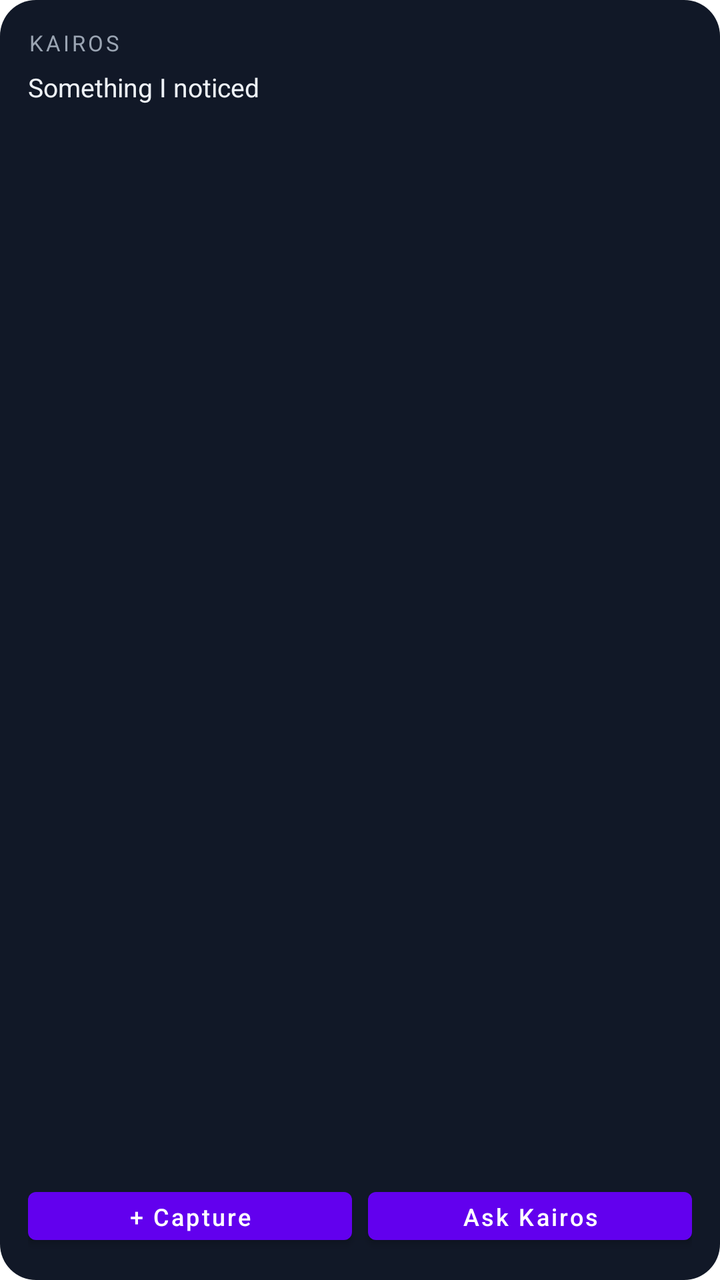
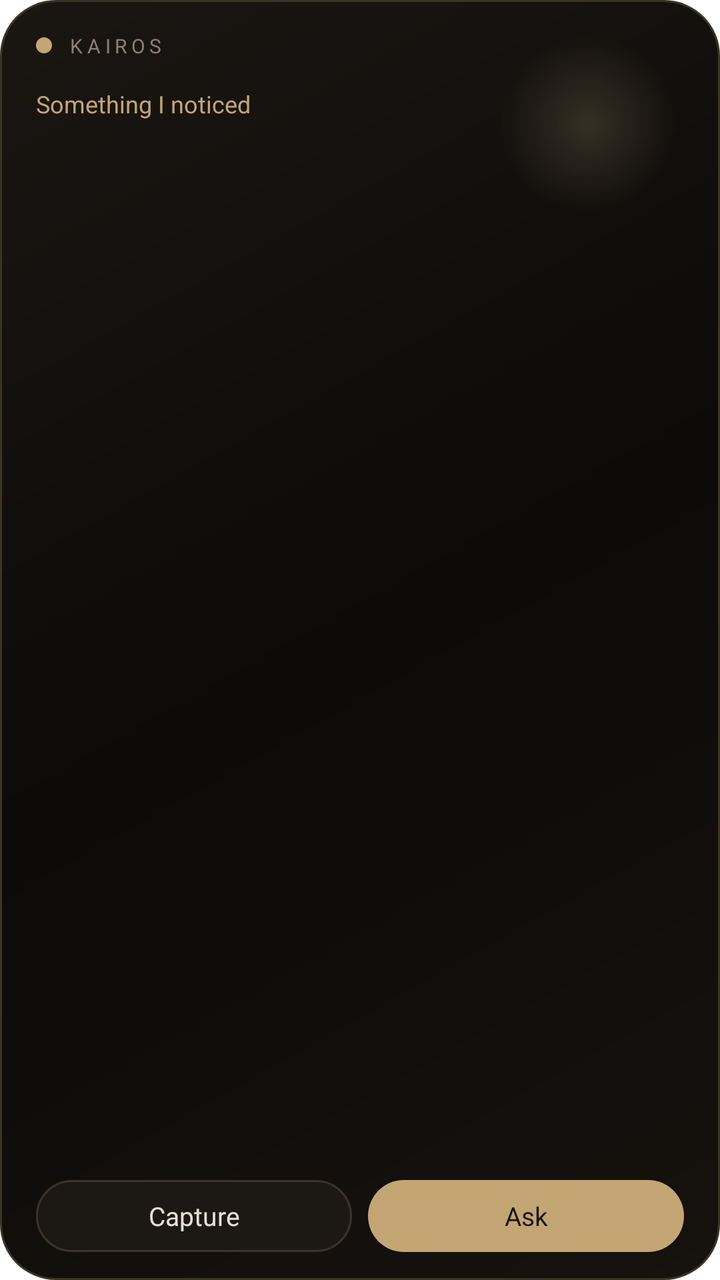

Before-and-after screenshots of an Android layout around one commit, followed by the original layout XML and the change that was made.
<!-- AndroidManifest.xml: fallback theme Theme.MaterialComponents.DayNight.NoActionBar -->
<!-- res/layout/kairos_widget.xml -->
<?xml version="1.0" encoding="utf-8"?>
<LinearLayout xmlns:android="http://schemas.android.com/apk/res/android"
  android:id="@+id/kairos_widget_root"
  android:layout_width="match_parent"
  android:layout_height="match_parent"
  android:orientation="vertical"
  android:padding="14dp"
  android:background="@drawable/kairos_widget_bg">

  <TextView
    android:layout_width="wrap_content"
    android:layout_height="wrap_content"
    android:text="KAIROS"
    android:textColor="#9AA4B2"
    android:textSize="11sp"
    android:letterSpacing="0.12" />

  <TextView
    android:layout_width="wrap_content"
    android:layout_height="wrap_content"
    android:layout_marginTop="6dp"
    android:text="Something I noticed"
    android:textColor="#EEF2F7"
    android:textSize="13sp" />

  <TextView
    android:id="@+id/kairos_widget_insight"
    android:layout_width="match_parent"
    android:layout_height="0dp"
    android:layout_weight="1"
    android:layout_marginTop="6dp"
    android:textColor="#F8FAFC"
    android:textSize="14sp"
    android:maxLines="3"
    android:ellipsize="end" />

  <LinearLayout
    android:layout_width="match_parent"
    android:layout_height="wrap_content"
    android:orientation="horizontal"
    android:layout_marginTop="8dp">

    <Button
      android:id="@+id/kairos_widget_capture"
      android:layout_width="0dp"
      android:layout_height="36dp"
      android:layout_weight="1"
      android:text="+ Capture"
      android:textAllCaps="false"
      android:textSize="12sp" />

    <Button
      android:id="@+id/kairos_widget_ask"
      android:layout_width="0dp"
      android:layout_height="36dp"
      android:layout_weight="1"
      android:layout_marginStart="8dp"
      android:text="Ask Kairos"
      android:textAllCaps="false"
      android:textSize="12sp" />
  </LinearLayout>
</LinearLayout>
<!-- resources referenced by this layout -->
<resources>
  <!-- drawable kairos_widget_bg (drawable) -->
  <?xml version="1.0" encoding="utf-8"?>
  <shape xmlns:android="http://schemas.android.com/apk/res/android" android:shape="rectangle">
    <solid android:color="#111827" />
    <corners android:radius="18dp" />
  </shape>
</resources>

<!-- the commit's change to res/layout/kairos_widget.xml (unified diff, before → after) -->
@@ -4,59 +4,85 @@
   android:layout_width="match_parent"
   android:layout_height="match_parent"
   android:orientation="vertical"
-  android:padding="14dp"
+  android:paddingStart="18dp"
+  android:paddingEnd="18dp"
+  android:paddingTop="16dp"
+  android:paddingBottom="14dp"
   android:background="@drawable/kairos_widget_bg">
+
+  <LinearLayout
+    android:layout_width="match_parent"
+    android:layout_height="wrap_content"
+    android:gravity="center_vertical"
+    android:orientation="horizontal">
+
+    <ImageView
+      android:layout_width="8dp"
+      android:layout_height="8dp"
+      android:contentDescription="@null"
+      android:src="@drawable/kairos_widget_mark" />
+
+    <TextView
+      android:layout_width="wrap_content"
+      android:layout_height="wrap_content"
+      android:layout_marginStart="8dp"
+      android:letterSpacing="0.22"
+      android:text="KAIROS"
+      android:textColor="#8A8174"
+      android:textSize="10sp" />
+  </LinearLayout>
 
   <TextView
     android:layout_width="wrap_content"
     android:layout_height="wrap_content"
-    android:text="KAIROS"
-    android:textColor="#9AA4B2"
-    android:textSize="11sp"
-    android:letterSpacing="0.12" />
-
-  <TextView
-    android:layout_width="wrap_content"
-    android:layout_height="wrap_content"
-    android:layout_marginTop="6dp"
+    android:layout_marginTop="14dp"
     android:text="Something I noticed"
-    android:textColor="#EEF2F7"
-    android:textSize="13sp" />
+    android:textColor="#C4A574"
+    android:textSize="12sp" />
 
   <TextView
     android:id="@+id/kairos_widget_insight"
     android:layout_width="match_parent"
     android:layout_height="0dp"
+    android:layout_marginTop="6dp"
     android:layout_weight="1"
-    android:layout_marginTop="6dp"
-    android:textColor="#F8FAFC"
-    android:textSize="14sp"
+    android:ellipsize="end"
+    android:lineSpacingExtra="3dp"
     android:maxLines="3"
-    android:ellipsize="end" />
+    android:textColor="#F4EFE6"
+    android:textSize="16sp" />
 
   <LinearLayout
     android:layout_width="match_parent"
     android:layout_height="wrap_content"
-    android:orientation="horizontal"
-    android:layout_marginTop="8dp">
+    android:layout_marginTop="12dp"
+    android:orientation="horizontal">
 
-    <Button
+    <TextView
       android:id="@+id/kairos_widget_capture"
       android:layout_width="0dp"
       android:layout_height="36dp"
       android:layout_weight="1"
-      android:text="+ Capture"
-      android:textAllCaps="false"
-      android:textSize="12sp" />
+      android:background="@drawable/kairos_widget_btn"
+      android:clickable="true"
+      android:focusable="true"
+      android:gravity="center"
+      android:text="Capture"
+      android:textColor="#E8E0D4"
+      android:textSize="13sp" />
 
-    <Button
+    <TextView
       android:id="@+id/kairos_widget_ask"
       android:layout_width="0dp"
       android:layout_height="36dp"
+      android:layout_marginStart="8dp"
       android:layout_weight="1"
-      android:layout_marginStart="8dp"
-      android:text="Ask Kairos"
-      android:textAllCaps="false"
-      android:textSize="12sp" />
+      android:background="@drawable/kairos_widget_btn_ask"
+      android:clickable="true"
+      android:focusable="true"
+      android:gravity="center"
+      android:text="Ask"
+      android:textColor="#1A140E"
+      android:textSize="13sp" />
   </LinearLayout>
 </LinearLayout>
<!-- resource entries referenced after the edit -->
@@ -2,9 +2,63 @@
 <resources>
   <!-- drawable kairos_widget_bg (drawable) -->
   <?xml version="1.0" encoding="utf-8"?>
+  <layer-list xmlns:android="http://schemas.android.com/apk/res/android">
+    <item>
+      <shape android:shape="rectangle">
+        <corners android:radius="28dp" />
+        <solid android:color="#3A3428" />
+      </shape>
+    </item>
+    <item
+      android:top="1dp"
+      android:bottom="1dp"
+      android:left="1dp"
+      android:right="1dp">
+      <shape android:shape="rectangle">
+        <corners android:radius="27dp" />
+        <gradient
+          android:angle="135"
+          android:startColor="#16120E"
+          android:centerColor="#0C0B0A"
+          android:endColor="#1A1612"
+          android:type="linear" />
+      </shape>
+    </item>
+    <item
+      android:top="18dp"
+      android:right="22dp"
+      android:width="88dp"
+      android:height="88dp"
+      android:gravity="top|end">
+      <shape android:shape="oval">
+        <gradient
+          android:type="radial"
+          android:gradientRadius="44dp"
+          android:centerX="0.5"
+          android:centerY="0.5"
+          android:startColor="#33C4A574"
+          android:endColor="#00000000" />
+      </shape>
+    </item>
+  </layer-list>
+  <!-- drawable kairos_widget_btn (drawable) -->
+  <?xml version="1.0" encoding="utf-8"?>
   <shape xmlns:android="http://schemas.android.com/apk/res/android" android:shape="rectangle">
-    <solid android:color="#111827" />
-    <corners android:radius="18dp" />
+    <corners android:radius="999dp" />
+    <solid android:color="#1C1915" />
+    <stroke android:width="1dp" android:color="#3A342C" />
+  </shape>
+  <!-- drawable kairos_widget_btn_ask (drawable) -->
+  <?xml version="1.0" encoding="utf-8"?>
+  <shape xmlns:android="http://schemas.android.com/apk/res/android" android:shape="rectangle">
+    <corners android:radius="999dp" />
+    <solid android:color="#C4A574" />
+  </shape>
+  <!-- drawable kairos_widget_mark (drawable) -->
+  <?xml version="1.0" encoding="utf-8"?>
+  <shape xmlns:android="http://schemas.android.com/apk/res/android" android:shape="oval">
+    <size android:width="8dp" android:height="8dp" />
+    <solid android:color="#C4A574" />
   </shape>
 </resources>
 
